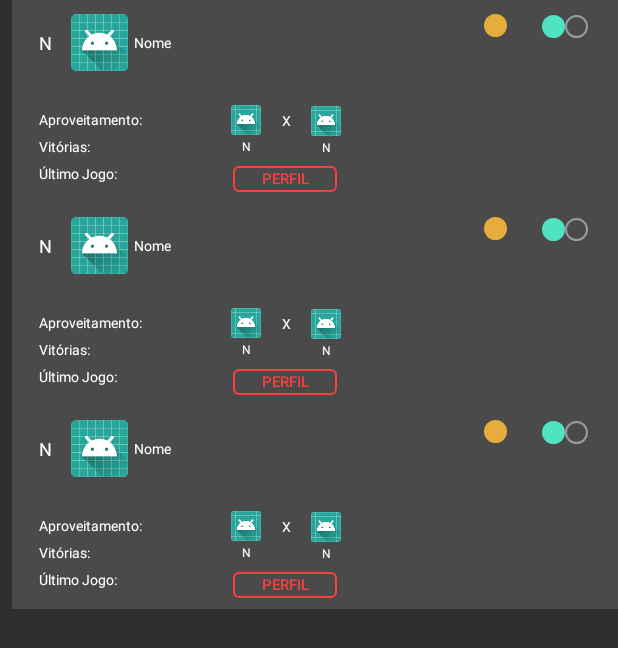
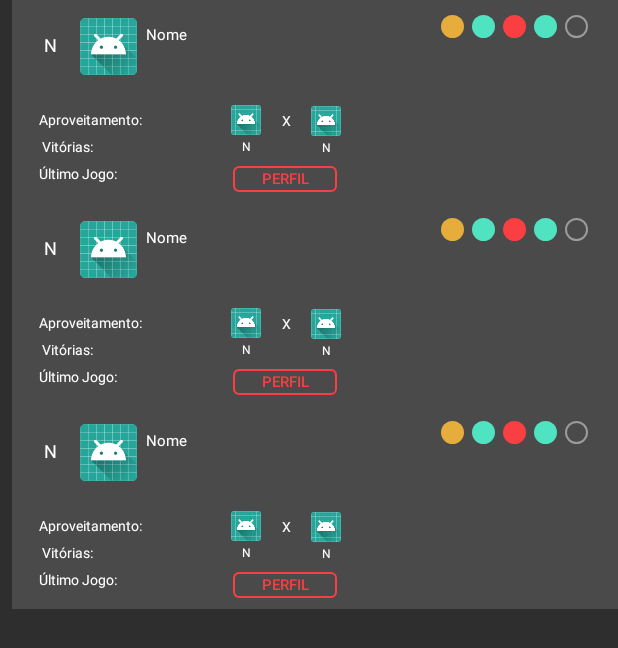
Before and after one commit to fga-eps-mds/2018.1_Nexte, an Android app: the layout activity_ranking.xml on its own in the app's theme, with its tools: preview values and no code run, on a phone screen of 412 x 824 dp. Shown: the top 648 px of the screen. Run offline under Robolectric (Android 15) with nearby library versions, the phone set to English and light mode, and no system bars.

Commit message:
Added constraints in row ranking

```diff
--- /dev/null
+++ b/project/app/src/main/res/drawable/circle_defeat_ranking.xml
@@ -0,0 +1,6 @@
+<?xml version="1.0" encoding="utf-8"?>
+<shape xmlns:android="http://schemas.android.com/apk/res/android"
+    android:shape="oval">
+    <solid
+        android:color="@color/red"/>
+</shape>
--- a/project/app/src/main/res/layout/row_ranking.xml
+++ b/project/app/src/main/res/layout/row_ranking.xml
@@ -13,9 +13,9 @@
         android:layout_height="38dp"
         android:layout_alignParentStart="true"
         android:layout_alignParentTop="true"
-        android:layout_marginBottom="9dp"
-        android:layout_marginStart="39dp"
-        android:layout_marginTop="9dp"
+        android:layout_marginBottom="12dp"
+        android:layout_marginStart="45dp"
+        android:layout_marginTop="12dp"
         app:layout_constraintBottom_toBottomOf="parent"
         app:layout_constraintStart_toStartOf="parent"
         app:layout_constraintTop_toTopOf="parent"
@@ -27,28 +27,30 @@
         android:layout_width="wrap_content"
         android:layout_height="wrap_content"
         android:layout_alignTop="@+id/picture_img_view"
-        android:layout_marginBottom="12dp"
-        android:layout_marginStart="81dp"
-        android:layout_marginTop="12dp"
+        android:layout_marginStart="6dp"
+        android:layout_marginTop="16dp"
         android:layout_toEndOf="@+id/picture_img_view"
         android:text="Nome"
         android:textColor="#ffffff"
-        android:textSize="9sp"
-        app:layout_constraintBottom_toBottomOf="@+id/picture_img_view"
-        app:layout_constraintStart_toStartOf="parent"
-        app:layout_constraintTop_toTopOf="@+id/picture_img_view" />
+        android:textSize="10sp"
+        app:layout_constraintStart_toEndOf="@+id/picture_img_view"
+        app:layout_constraintTop_toTopOf="parent" />
+
 
     <TextView
         android:id="@+id/position"
         android:layout_width="wrap_content"
         android:layout_height="wrap_content"
-        android:layout_marginBottom="12dp"
-        android:layout_marginStart="18dp"
-        android:layout_marginTop="12dp"
+        android:layout_marginBottom="23dp"
+        android:layout_marginEnd="12dp"
+        android:layout_marginStart="17dp"
+        android:layout_marginTop="20dp"
         android:text="N"
+        android:textAlignment="viewEnd"
         android:textColor="#ffffff"
         android:textSize="12sp"
         app:layout_constraintBottom_toBottomOf="@+id/picture_img_view"
+        app:layout_constraintEnd_toStartOf="@+id/picture_img_view"
         app:layout_constraintStart_toStartOf="parent"
         app:layout_constraintTop_toTopOf="@+id/picture_img_view" />
 
@@ -56,18 +58,39 @@
         android:id="@+id/circle1"
         android:layout_width="15sp"
         android:layout_height="15sp"
-        android:layout_marginEnd="23dp"
-        android:layout_marginTop="9dp"
+        android:layout_marginEnd="5dp"
+        android:layout_marginTop="10dp"
         android:background="@drawable/circle_undefeated_ranking"
-        app:layout_constraintEnd_toStartOf="@+id/circle4"
+        app:layout_constraintEnd_toStartOf="@+id/circle2"
         app:layout_constraintTop_toTopOf="parent" />
 
 
+    <ImageView
+        android:id="@+id/circle2"
+        android:layout_width="15sp"
+        android:layout_height="15sp"
+        android:layout_marginEnd="5dp"
+        android:layout_marginTop="10dp"
+        android:background="@drawable/circle_victory_ranking"
+        app:layout_constraintEnd_toStartOf="@+id/circle3"
+        app:layout_constraintTop_toTopOf="parent" />
+
+
+    <ImageView
+        android:id="@+id/circle3"
+        android:layout_width="15sp"
+        android:layout_height="15sp"
+        android:layout_marginEnd="5dp"
+        android:layout_marginTop="10dp"
+        android:background="@drawable/circle_defeat_ranking"
+        app:layout_constraintEnd_toStartOf="@+id/circle4"
+        app:layout_constraintTop_toTopOf="parent" />
 
     <ImageView
         android:id="@+id/circle4"
         android:layout_width="15sp"
         android:layout_height="15sp"
+        android:layout_marginEnd="5dp"
         android:layout_marginTop="10dp"
         android:background="@drawable/circle_victory_ranking"
         app:layout_constraintEnd_toStartOf="@+id/circle5"
@@ -81,7 +104,7 @@
         android:layout_marginTop="10dp"
         android:background="@drawable/circle_empty_ranking"
         app:layout_constraintEnd_toEndOf="parent"
-        app:layout_constraintTop_toTopOf="parent"/>
+        app:layout_constraintTop_toTopOf="parent" />
 
 
 
@@ -101,7 +124,7 @@
             android:id="@+id/victory"
             android:layout_width="wrap_content"
             android:layout_height="wrap_content"
-            android:layout_marginStart="18dp"
+            android:layout_marginStart="20dp"
             android:layout_marginTop="5dp"
             android:text="Vitórias:"
             android:textColor="#ffffff"
```
